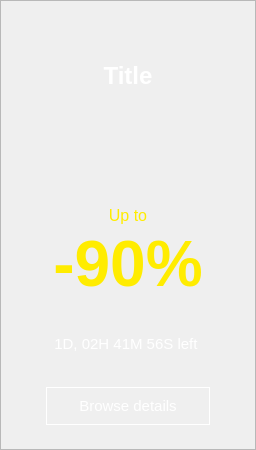
pamugk/nebulae-qt, file widgets/storesalecard.ui: the form before one commit.
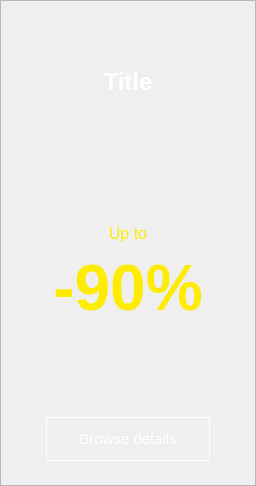
The form after the commit.

The edit to the form file:
```diff
--- a/widgets/storesalecard.ui
+++ b/widgets/storesalecard.ui
@@ -7,19 +7,19 @@
     <x>0</x>
     <y>0</y>
     <width>256</width>
-    <height>450</height>
+    <height>486</height>
    </rect>
   </property>
   <property name="minimumSize">
    <size>
     <width>256</width>
-    <height>0</height>
+    <height>486</height>
    </size>
   </property>
   <property name="maximumSize">
    <size>
     <width>256</width>
-    <height>450</height>
+    <height>486</height>
    </size>
   </property>
   <property name="cursor">
@@ -34,7 +34,7 @@
      <x>0</x>
      <y>0</y>
      <width>256</width>
-     <height>450</height>
+     <height>486</height>
     </rect>
    </property>
    <property name="sizePolicy">
@@ -46,13 +46,13 @@
    <property name="minimumSize">
     <size>
      <width>256</width>
-     <height>450</height>
+     <height>486</height>
     </size>
    </property>
    <property name="maximumSize">
     <size>
      <width>256</width>
-     <height>450</height>
+     <height>486</height>
     </size>
    </property>
    <property name="frameShape">
@@ -174,7 +174,7 @@
          <string notr="true">background: transparent;color: white;</string>
         </property>
         <property name="text">
-         <string notr="true">1D, 02H 41M 56S left </string>
+         <string notr="true"/>
         </property>
         <property name="textFormat">
          <enum>Qt::TextFormat::PlainText</enum>
```
